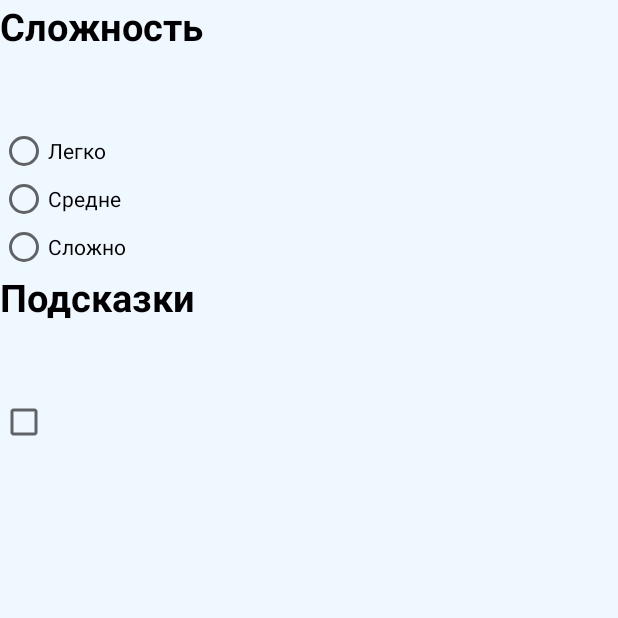
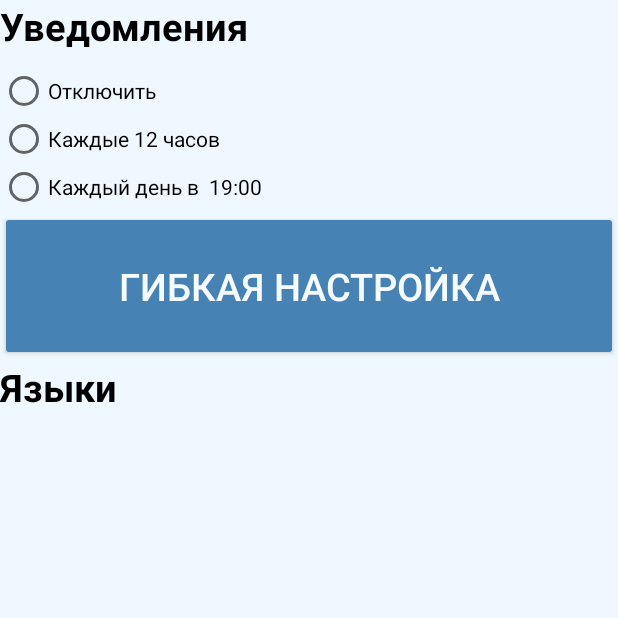
Before and after one commit to Densi88/SmartCards, an Android app built with Jetpack Compose: the screen it shows after launch (MainActivity before the commit, SettingsActivity after it), after a tap on "НАСТРОЙКИ", on a phone screen of 412 x 824 dp, the top half of it. Run offline under Robolectric (Android 15) with nearby library versions, the phone set to English and light mode, and no system bars.

Commit message:
add primitive navigation, settings activity, main menu activity

```diff
--- a/app/build.gradle.kts
+++ b/app/build.gradle.kts
@@ -50,6 +50,8 @@ dependencies {
     implementation(libs.androidx.compose.ui.graphics)
     implementation(libs.androidx.compose.ui.tooling.preview)
     implementation(libs.androidx.compose.material3)
+    implementation(libs.androidx.fragment)
+    implementation(libs.androidx.constraintlayout)
     testImplementation(libs.junit)
     androidTestImplementation(libs.androidx.junit)
     androidTestImplementation(libs.androidx.espresso.core)
@@ -57,4 +59,8 @@ dependencies {
     androidTestImplementation(libs.androidx.compose.ui.test.junit4)
     debugImplementation(libs.androidx.compose.ui.tooling)
     debugImplementation(libs.androidx.compose.ui.test.manifest)
+    implementation("androidx.fragment:fragment-ktx:1.8.9")
+    implementation("androidx.appcompat:appcompat:1.7.1")
+    implementation("com.google.android.material:material:1.13.0")
+
 }
--- a/app/src/main/java/com/example/smart_cards/MainActivity.kt
+++ b/app/src/main/java/com/example/smart_cards/MainActivity.kt
@@ -1,18 +1,10 @@
 package com.example.smart_cards
 
+import android.content.Intent
 import android.os.Bundle
 import android.widget.Button
 import androidx.activity.ComponentActivity
-import androidx.activity.compose.setContent
-import androidx.activity.enableEdgeToEdge
-import androidx.compose.foundation.layout.fillMaxSize
-import androidx.compose.foundation.layout.padding
-import androidx.compose.material3.Scaffold
-import androidx.compose.material3.Text
-import androidx.compose.runtime.Composable
-import androidx.compose.ui.Modifier
-import androidx.compose.ui.tooling.preview.Preview
-import com.example.smart_cards.ui.theme.Smart_cardsTheme
+
 
 class MainActivity : ComponentActivity() {
     private lateinit var enterButton: Button
@@ -26,13 +18,16 @@ class MainActivity : ComponentActivity() {
     }
     private fun setListeners(){
         enterButton.setOnClickListener {
+            val intent= Intent(this, MainMenuActivity::class.java)
+            startActivity(intent)
 
         }
         exitButton.setOnClickListener {
             finishAffinity()
         }
         settingsButton.setOnClickListener {
-            setContentView(R.layout.settings_layout)
+            val intent = Intent(this, SettingsActivity::class.java)
+            startActivity(intent)
         }
     }
     private fun findObjects(){
--- /dev/null
+++ b/app/src/main/java/com/example/smart_cards/SettingsActivity.kt
@@ -0,0 +1,13 @@
+package com.example.smart_cards
+
+import android.os.Bundle
+import androidx.activity.ComponentActivity
+
+class SettingsActivity: ComponentActivity() {
+
+    override fun onCreate(savedInstanceState: Bundle?){
+        super.onCreate(savedInstanceState)
+        setContentView(R.layout.settings_layout)
+    }
+
+}
--- a/app/src/main/res/layout/settings_layout.xml
+++ b/app/src/main/res/layout/settings_layout.xml
@@ -9,50 +9,59 @@
     <TextView
         android:layout_width="wrap_content"
         android:layout_height="wrap_content"
-        android:text="Сложность"
+        android:text="Уведомления"
         android:textSize="25sp"
         android:textStyle="bold"
         android:textColor="#000000"
-        android:layout_marginBottom="50dp" />
+        android:layout_marginBottom="10dp" />
 
     <RadioGroup
-        android:id="@+id/radioGroupDifficulty"
+        android:id="@+id/radioGroupNotifications"
         android:layout_width="match_parent"
         android:layout_height="wrap_content"
         android:orientation="vertical">
 
         <RadioButton
-            android:id="@+id/radioEasy"
+            android:id="@+id/radioNoNotifications"
             android:layout_width="match_parent"
             android:layout_height="wrap_content"
-            android:text="Легко" />
+            android:text="Отключить" />
 
         <RadioButton
-            android:id="@+id/radioMedium"
+            android:id="@+id/radioIntervalNotifications"
             android:layout_width="match_parent"
             android:layout_height="wrap_content"
-            android:text="Средне" />
+            android:text="Каждые 12 часов" />
 
         <RadioButton
-            android:id="@+id/radioHard"
+            android:id="@+id/radioCurrentTime"
             android:layout_width="match_parent"
             android:layout_height="wrap_content"
-            android:text="Сложно" />
+            android:text="Каждый день в  19:00" />
     </RadioGroup>
+    <Button
+        android:id="@+id/enterButton"
+        android:layout_width="match_parent"
+        android:layout_height="150px"
+        android:text="Гибкая настройка"
+        android:textSize="25dp"
+        android:textAlignment="center"
+        android:backgroundTint="@color/buttons"
+        android:textColor="#F5FBFF"
+        />
     <TextView
-        android:layout_width="wrap_content"
+        android:id="@+id/textView2"
+        android:layout_width="match_parent"
         android:layout_height="wrap_content"
-        android:text="Подсказки"
+        android:text="Языки"
         android:textSize="25sp"
         android:textStyle="bold"
         android:textColor="#000000"
-        android:layout_marginBottom="50dp" />
-    <CheckBox
+        />
+
+    <ListView
         android:layout_width="match_parent"
-        android:layout_height="wrap_content"
-        >
-
-    </CheckBox>
+        android:layout_height="match_parent" />
 
 
 </LinearLayout>
--- a/gradle/libs.versions.toml
+++ b/gradle/libs.versions.toml
@@ -8,6 +8,8 @@ espressoCore = "3.5.1"
 lifecycleRuntimeKtx = "2.6.1"
 activityCompose = "1.8.0"
 composeBom = "2024.09.00"
+fragment = "1.8.9"
+constraintlayout = "2.2.1"
 
 [libraries]
 androidx-core-ktx = { group = "androidx.core", name = "core-ktx", version.ref = "coreKtx" }
@@ -24,6 +26,8 @@ androidx-compose-ui-tooling-preview = { group = "androidx.compose.ui", name = "u
 androidx-compose-ui-test-manifest = { group = "androidx.compose.ui", name = "ui-test-manifest" }
 androidx-compose-ui-test-junit4 = { group = "androidx.compose.ui", name = "ui-test-junit4" }
 androidx-compose-material3 = { group = "androidx.compose.material3", name = "material3" }
+androidx-fragment = { group = "androidx.fragment", name = "fragment", version.ref = "fragment" }
+androidx-constraintlayout = { group = "androidx.constraintlayout", name = "constraintlayout", version.ref = "constraintlayout" }
 
 [plugins]
 android-application = { id = "com.android.application", version.ref = "agp" }
```
Also changed, not shown: app/src/main/AndroidManifest.xml (+9 -1 lines), app/src/main/java/com/example/smart_cards/MainMenuActivity.kt (added, +13 -0 lines), app/src/main/res/layout/login_layout.xml (added, +7 -0 lines), app/src/main/res/layout/main_activity.xml (+5 -2 lines), app/src/main/res/layout/main_menu_layout.xml (added, +14 -0 lines), app/src/main/res/layout/registration_layout.xml (added, +7 -0 lines), app/src/main/res/menu/navigation_menu.xml (added, +12 -0 lines), app/src/main/res/values/themes.xml (+7 -0 lines).
